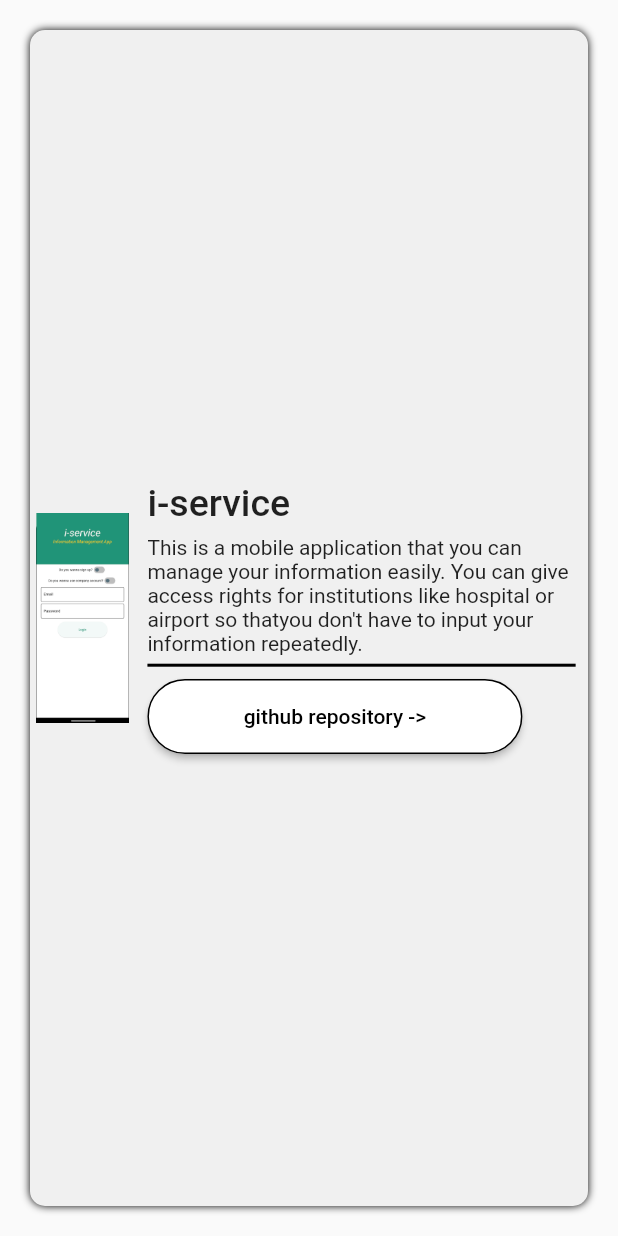
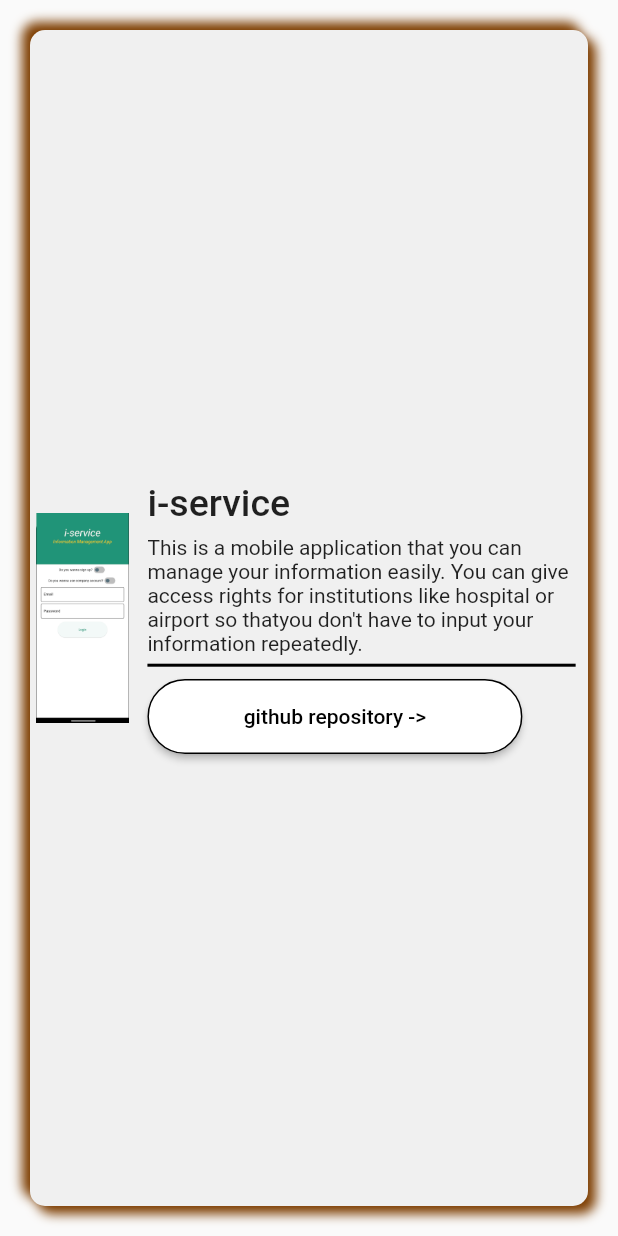
Before and after one commit to honganji/portfolio, a Flutter app: the DesktopMobileAppBox widget shown alone on an empty page, opened directly with sample values from the repository, on a phone screen of 412 x 824 dp. Run offline on Flutter 3.47's test engine with Material 2 defaults, Android fonts, the phone set to English and light mode, and no system bars; our stand-ins replace firebase_core, flutter_staggered_animations; accounts and stored records are empty.

```diff
--- a/lib/widgets/desktop_mobile_app_box.dart
+++ b/lib/widgets/desktop_mobile_app_box.dart
@@ -11,36 +11,25 @@ class DesktopMobileAppBox extends StatefulWidget {
 }
 
 class _DesktopMobileAppBoxState extends State<DesktopMobileAppBox> {
-  bool isHover = false;
   @override
   Widget build(BuildContext context) {
     final width = MediaQuery.of(context).size.width;
     final height = MediaQuery.of(context).size.height;
-    return MouseRegion(
-      cursor: SystemMouseCursors.click,
-      opaque: false,
-      onHover: (s) {
-        setState(() {
-          isHover = true;
-        });
-      },
-      onExit: (s) {
-        setState(() {
-          isHover = false;
-        });
-      },
-      child: Container(
+    return Container(
       margin: const EdgeInsets.all(20.0),
       decoration: BoxDecoration(
         borderRadius: BorderRadius.circular(10),
         color: const Color.fromARGB(255, 240, 240, 240),
-          boxShadow: [
+        boxShadow: const [
           BoxShadow(
-              color: isHover
-                  ? const Color.fromARGB(255, 125, 61, 0)
-                  : Colors.black,
-              offset: isHover ? const Offset(5.0, 5.0) : const Offset(0, 0),
-              blurRadius: 4.0,
+            color: Color.fromARGB(255, 125, 61, 0),
+            offset: Offset(5.0, 5.0),
+            blurRadius: 6.0,
+          ),
+          BoxShadow(
+            color: Color.fromARGB(255, 125, 61, 0),
+            offset: Offset(-5.0, -5.0),
+            blurRadius: 6.0,
           ),
         ],
       ),
@@ -120,7 +109,6 @@ class _DesktopMobileAppBoxState extends State<DesktopMobileAppBox> {
           ],
         ),
       ),
-      ),
     );
   }
 }
--- a/lib/widgets/mobile_skill_box.dart
+++ b/lib/widgets/mobile_skill_box.dart
@@ -28,7 +28,7 @@ class _DesktopSkillBoxState extends State<MobileSkillBox> {
             '${widget.skill.framworkName}\n(${widget.skill.languageName})',
             textAlign: TextAlign.center,
             style: const TextStyle(
-              fontSize: 13,
+              fontSize: 16,
             ),
           ),
           const Spacer(),
@@ -36,8 +36,7 @@ class _DesktopSkillBoxState extends State<MobileSkillBox> {
             widget.skill.imagePath,
             filterQuality: FilterQuality.medium,
             fit: BoxFit.fill,
-            width: width * 0.07,
-            // height: height * 0.1,
+            width: width * 0.2,
           ),
           const Spacer(),
         ],
```
Lines whose indentation alone changed are shown as unchanged.
